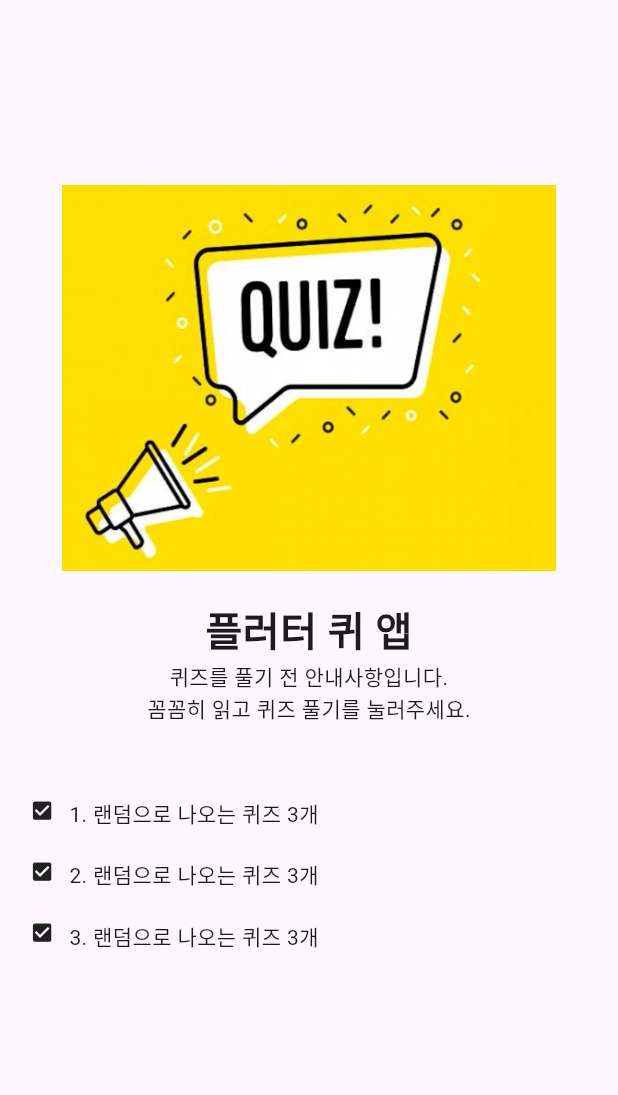
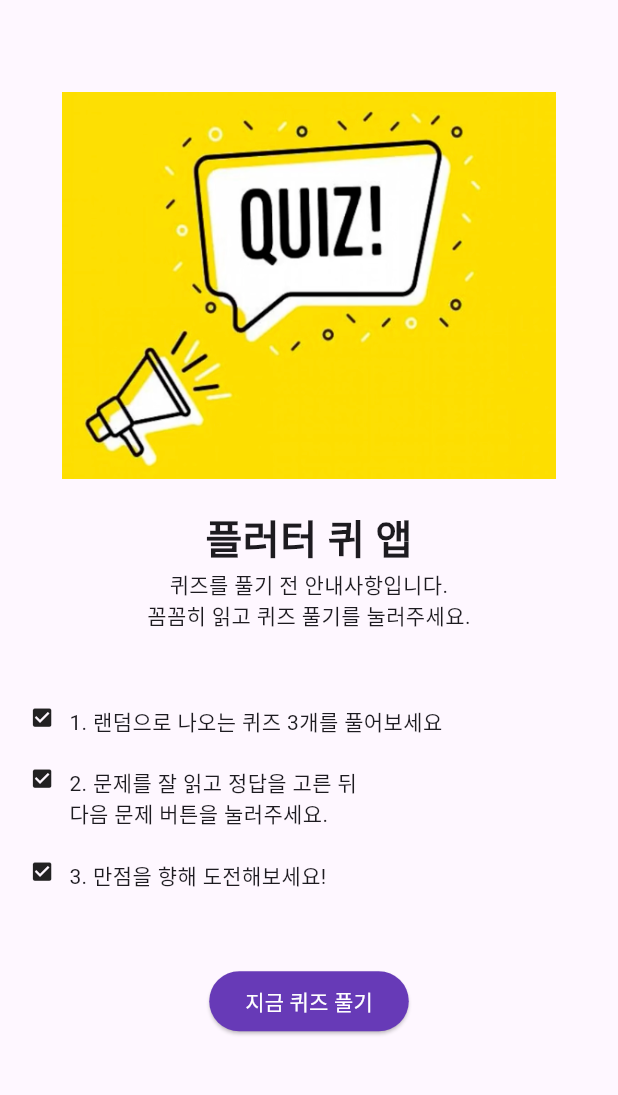
Before and after one commit to limyohwan/quiz-app, a Flutter app: the screen it shows after launch, on a phone screen of 412 x 824 dp, the part 84-1179 px from its top. Run offline on Flutter 3.47's test engine with Material 3 defaults, Android fonts, the phone set to English and light mode, and no system bars.

Commit message:
feat: 홈화면 틀 완성

```diff
--- a/lib/screen/screen_home.dart
+++ b/lib/screen/screen_home.dart
@@ -45,9 +45,34 @@
             Padding(
               padding: EdgeInsets.all(width * 0.048)
             ),
-            _buildStep(width, '1. 랜덤으로 나오는 퀴즈 3개'),
-            _buildStep(width, '2. 랜덤으로 나오는 퀴즈 3개'),
-            _buildStep(width, '3. 랜덤으로 나오는 퀴즈 3개')
+            _buildStep(width, '1. 랜덤으로 나오는 퀴즈 3개를 풀어보세요'),
+            _buildStep(width, '2. 문제를 잘 읽고 정답을 고른 뒤\n다음 문제 버튼을 눌러주세요.'),
+            _buildStep(width, '3. 만점을 향해 도전해보세요!'),
+            Padding(
+              padding: EdgeInsets.all(width * 0.048)
+            ),
+            Container(
+              padding: EdgeInsets.only(bottom: width * 0.036),
+              child: Center(
+                child: ButtonTheme(
+                  minWidth: width * 0.08,
+                  height: height * 0.05,
+                  shape: RoundedRectangleBorder(
+                    borderRadius: BorderRadius.circular(10)
+                  ),
+                  child: ElevatedButton(
+                    child: Text(
+                      '지금 퀴즈 풀기',
+                      style: TextStyle(color: Colors.white)
+                    ),
+                    style: ElevatedButton.styleFrom(
+                      backgroundColor: Colors.deepPurple
+                    ),
+                    onPressed: () {},
+                  ),
+                )
+              )
+            )
           ],
         )
       ),
```
